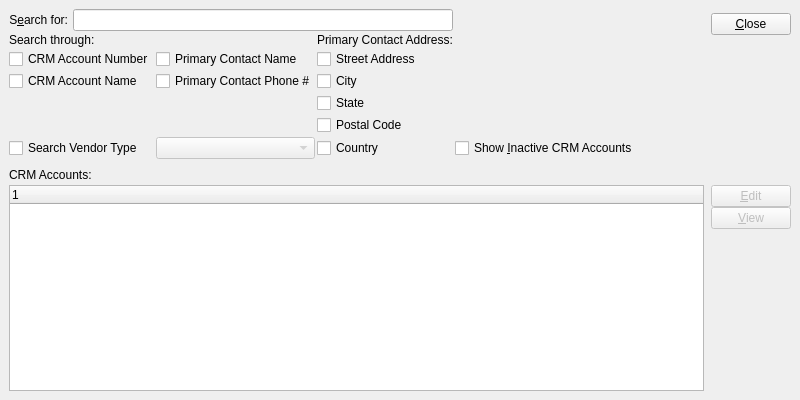
This is guiclient/searchForCRMAccount.ui in Pegasus-RPG/xtuple-client as Qt 5 draws it before an edit. The edited form follows.
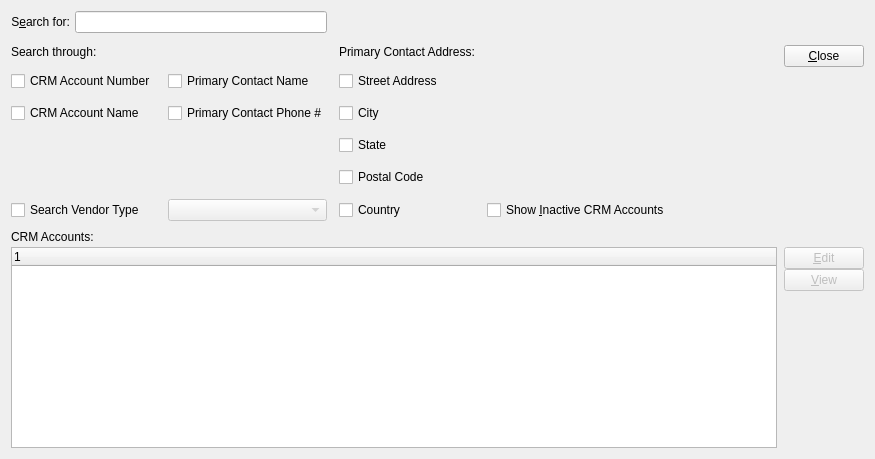
This is the edited form. Custom widgets are drawn as their Qt base class.

The edit to the form file:
```diff
--- a/guiclient/searchForCRMAccount.ui
+++ b/guiclient/searchForCRMAccount.ui
@@ -5,42 +5,25 @@
    <rect>
     <x>0</x>
     <y>0</y>
-    <width>800</width>
-    <height>400</height>
+    <width>875</width>
+    <height>459</height>
    </rect>
   </property>
   <property name="windowTitle" >
    <string>Search for CRM Account</string>
   </property>
   <widget class="QWidget" name="widget" >
-   <layout class="QVBoxLayout" >
-    <property name="margin" >
-     <number>9</number>
-    </property>
-    <property name="spacing" >
-     <number>6</number>
-    </property>
-    <item>
-     <layout class="QHBoxLayout" >
-      <property name="margin" >
-       <number>0</number>
-      </property>
-      <property name="spacing" >
-       <number>5</number>
-      </property>
-      <item>
        <layout class="QGridLayout" >
-        <property name="margin" >
-         <number>0</number>
-        </property>
-        <property name="spacing" >
-         <number>2</number>
-        </property>
-        <item row="0" column="0" colspan="3" >
+    <item row="0" column="0" >
+     <layout class="QGridLayout" >
+      <property name="horizontalSpacing" >
+       <number>12</number>
+      </property>
+      <property name="verticalSpacing" >
+       <number>12</number>
+      </property>
+      <item row="0" column="0" colspan="2" >
          <layout class="QHBoxLayout" >
-          <property name="margin" >
-           <number>0</number>
-          </property>
           <property name="spacing" >
            <number>5</number>
           </property>
@@ -62,10 +45,24 @@
           </item>
          </layout>
         </item>
-        <item row="3" column="1" >
-         <widget class="XCheckBox" name="_searchPhone" >
+      <item row="1" column="0" >
+       <widget class="QLabel" name="_searchThroughLit" >
           <property name="text" >
-           <string>Primary Contact Phone #</string>
+         <string>Search through:</string>
+        </property>
+       </widget>
+      </item>
+      <item row="2" column="0" >
+       <widget class="XCheckBox" name="_searchNumber" >
+        <property name="text" >
+         <string>CRM Account Number</string>
+        </property>
+       </widget>
+      </item>
+      <item row="2" column="1" >
+       <widget class="XCheckBox" name="_searchContact" >
+        <property name="text" >
+         <string>Primary Contact Name</string>
           </property>
          </widget>
         </item>
@@ -76,13 +73,24 @@
           </property>
          </widget>
         </item>
-        <item row="6" column="3" >
-         <widget class="XCheckBox" name="_showInactive" >
+      <item row="3" column="1" >
+       <widget class="XCheckBox" name="_searchPhone" >
           <property name="text" >
-           <string>Show &amp;Inactive CRM Accounts</string>
-          </property>
-          <property name="shortcut" >
-           <string>Alt+I</string>
+         <string>Primary Contact Phone #</string>
+        </property>
+       </widget>
+      </item>
+      <item row="2" column="2" >
+       <widget class="XCheckBox" name="_searchStreet" >
+        <property name="text" >
+         <string>Street Address</string>
+        </property>
+       </widget>
+      </item>
+      <item row="1" column="2" >
+       <widget class="QLabel" name="_addressLit" >
+        <property name="text" >
+         <string>Primary Contact Address:</string>
           </property>
          </widget>
         </item>
@@ -100,13 +108,6 @@
           </property>
          </widget>
         </item>
-        <item row="2" column="1" >
-         <widget class="XCheckBox" name="_searchContact" >
-          <property name="text" >
-           <string>Primary Contact Name</string>
-          </property>
-         </widget>
-        </item>
         <item row="5" column="2" >
          <widget class="XCheckBox" name="_searchPostalCode" >
           <property name="text" >
@@ -114,27 +115,6 @@
           </property>
          </widget>
         </item>
-        <item row="2" column="2" >
-         <widget class="XCheckBox" name="_searchStreet" >
-          <property name="text" >
-           <string>Street Address</string>
-          </property>
-         </widget>
-        </item>
-        <item row="2" column="0" >
-         <widget class="XCheckBox" name="_searchNumber" >
-          <property name="text" >
-           <string>CRM Account Number</string>
-          </property>
-         </widget>
-        </item>
-        <item row="1" column="0" colspan="2" >
-         <widget class="QLabel" name="_searchThroughLit" >
-          <property name="text" >
-           <string>Search through:</string>
-          </property>
-         </widget>
-        </item>
         <item row="6" column="2" >
          <widget class="XCheckBox" name="_searchCountry" >
           <property name="text" >
@@ -142,17 +122,13 @@
           </property>
          </widget>
         </item>
-        <item row="1" column="2" >
-         <widget class="QLabel" name="_addressLit" >
+      <item row="6" column="3" >
+       <widget class="XCheckBox" name="_showInactive" >
           <property name="text" >
-           <string>Primary Contact Address:</string>
-          </property>
-         </widget>
-        </item>
-        <item row="6" column="0" >
-         <widget class="XCheckBox" name="_searchCombo" >
-          <property name="text" >
-           <string>Search Vendor Type</string>
+         <string>Show &amp;Inactive CRM Accounts</string>
+        </property>
+        <property name="shortcut" >
+         <string>Alt+I</string>
           </property>
          </widget>
         </item>
@@ -166,9 +142,16 @@
           </property>
          </widget>
         </item>
-       </layout>
-      </item>
-      <item>
+      <item row="6" column="0" >
+       <widget class="XCheckBox" name="_searchCombo" >
+        <property name="text" >
+         <string>Search Vendor Type</string>
+        </property>
+       </widget>
+      </item>
+     </layout>
+    </item>
+    <item row="0" column="1" >
        <spacer>
         <property name="orientation" >
          <enum>Qt::Horizontal</enum>
@@ -184,11 +167,8 @@
         </property>
        </spacer>
       </item>
-      <item>
+    <item row="0" column="2" >
        <layout class="QVBoxLayout" >
-        <property name="margin" >
-         <number>0</number>
-        </property>
         <property name="spacing" >
          <number>0</number>
         </property>
@@ -217,22 +197,15 @@
         </item>
        </layout>
       </item>
-     </layout>
-    </item>
-    <item>
+    <item row="1" column="0" colspan="3" >
      <layout class="QVBoxLayout" >
-      <property name="margin" >
-       <number>0</number>
-      </property>
       <property name="spacing" >
        <number>0</number>
       </property>
       <item>
        <widget class="QLabel" name="_crmacctLit" >
         <property name="sizePolicy" >
-         <sizepolicy>
-          <hsizetype>7</hsizetype>
-          <vsizetype>0</vsizetype>
+         <sizepolicy vsizetype="Fixed" hsizetype="Expanding" >
           <horstretch>0</horstretch>
           <verstretch>0</verstretch>
          </sizepolicy>
@@ -253,18 +226,13 @@
       </item>
       <item>
        <layout class="QHBoxLayout" >
-        <property name="margin" >
-         <number>0</number>
-        </property>
         <property name="spacing" >
          <number>7</number>
         </property>
         <item>
          <widget class="XTreeWidget" name="_crmacct" >
           <property name="sizePolicy" >
-           <sizepolicy>
-            <hsizetype>7</hsizetype>
-            <vsizetype>7</vsizetype>
+           <sizepolicy vsizetype="Expanding" hsizetype="Expanding" >
             <horstretch>0</horstretch>
             <verstretch>2</verstretch>
            </sizepolicy>
@@ -273,17 +241,11 @@
         </item>
         <item>
          <layout class="QVBoxLayout" >
-          <property name="margin" >
-           <number>0</number>
-          </property>
           <property name="spacing" >
            <number>0</number>
           </property>
           <item>
            <layout class="QVBoxLayout" >
-            <property name="margin" >
-             <number>0</number>
-            </property>
             <property name="spacing" >
              <number>0</number>
             </property>
@@ -337,21 +299,21 @@
  <layoutdefault spacing="6" margin="11" />
  <pixmapfunction>qPixmapFromMimeSource</pixmapfunction>
  <customwidgets>
-  <customwidget>
-   <class>XLineEdit</class>
-   <extends>QLineEdit</extends>
-   <header>xlineedit.h</header>
-  </customwidget>
-  <customwidget>
-   <class>XComboBox</class>
-   <extends>QComboBox</extends>
-   <header>xcombobox.h</header>
-  </customwidget>
   <customwidget>
    <class>XCheckBox</class>
    <extends>QCheckBox</extends>
    <header>xcheckbox.h</header>
   </customwidget>
+  <customwidget>
+   <class>XComboBox</class>
+   <extends>QComboBox</extends>
+   <header>xcombobox.h</header>
+  </customwidget>
+  <customwidget>
+   <class>XLineEdit</class>
+   <extends>QLineEdit</extends>
+   <header>xlineedit.h</header>
+  </customwidget>
   <customwidget>
    <class>XTreeWidget</class>
    <extends>QTreeWidget</extends>
```
Lines whose indentation alone changed are shown as unchanged.
